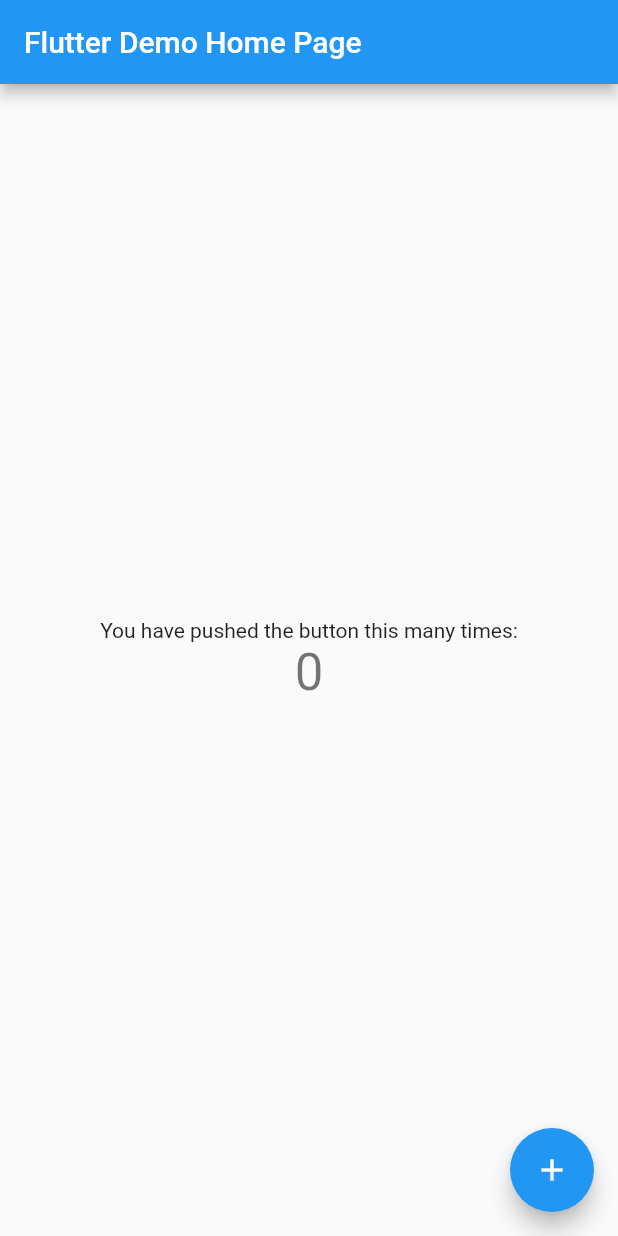
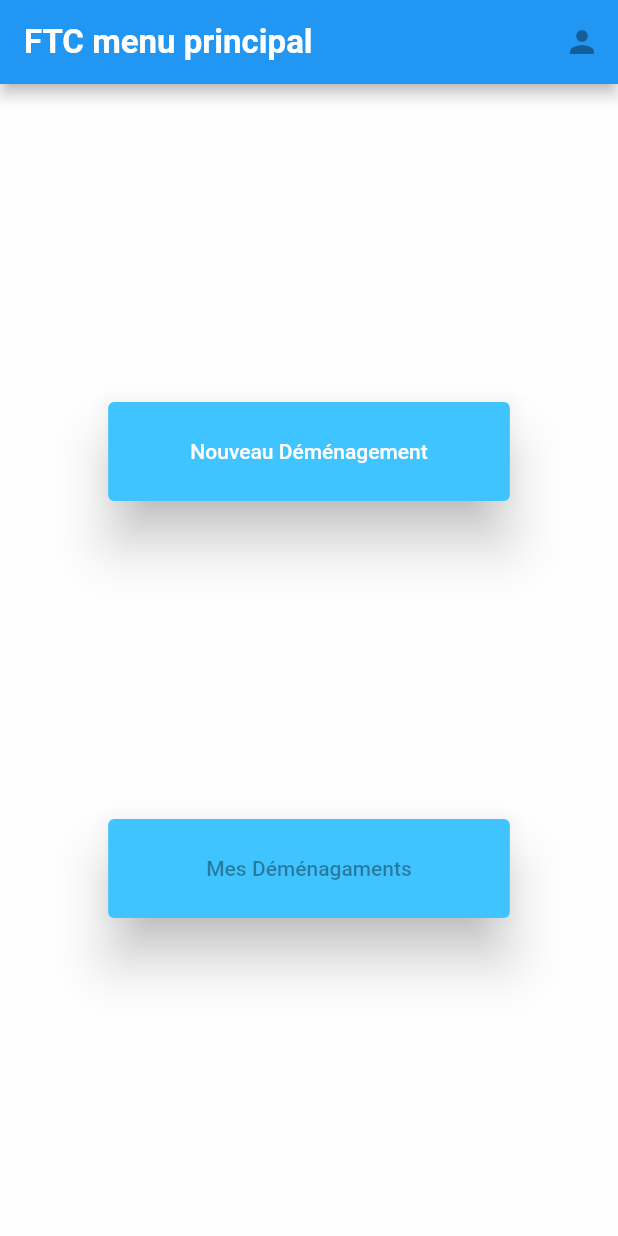
Before and after one commit to kemrode/ftc_flutter, a Flutter app: the screen it shows after launch, on a phone screen of 412 x 824 dp. Run offline on Flutter 3.47's test engine with Material 2 defaults, Android fonts, the phone set to English and light mode, and no system bars.

Commit message:
get project to github

```diff
--- /dev/null
+++ b/lib/Pages/mainMenu.dart
@@ -0,0 +1,209 @@
+import 'package:flutter/material.dart';
+import 'package:untitled/Pages/houseMoveMainView.dart';
+
+class MainMemu extends StatefulWidget {
+  const MainMemu({Key? key}) : super(key: key);
+
+  @override
+  _MainMemuState createState() => _MainMemuState();
+}
+
+class _MainMemuState extends State<MainMemu> {
+  // Properties
+  String houseMoveName = "";
+  String dateOfHouseMove = "";
+  Map<String, String> rooms = {
+    "cuisine":"CUI",
+    "chambre enfant":"CHE",
+    "chambre parents":"CHP",
+    "chambre ami":"CHA",
+    "salon":"SAL",
+    "bureau":"BUR",
+    "garage":"GAR",
+    "salle de bain":"SDB",
+  };
+  List<String> listOfKitchenItems = [
+    "casseroles","petits ustensiles","assiettes","verres","bols","couverts","plats","conserves",
+    "produit entretien"
+  ];
+  List<String> listOfKidsItem = [
+    "jouets","jeux","livres enfants","vêtements enfant","couverture","draps","alèze","affaires bébé",
+    "oreiller","couette"
+  ];
+  List<String> listOfParents = [
+    "drap","couverture","couette","oreillers","vêtements homme","vêtements femme","grande tenue",
+    "lampe de chevet"
+  ];
+  List<String> listOfFriendRoom = [
+    "drap","oreiller","couverture","lampe de chevet","matériel scrap"
+  ];
+  List<String> listOfMainRoom = [
+    "assiette","luminaire","livres","bd","manga","dvd","cd","jeux vidéos","couverts","verres"
+  ];
+  List<String> listOfDesk = [
+    "administratif","ordinateur","petit matériel de bureau","feuilles blanches","cahiers"
+  ];
+  List<String> listOfBathroom = [
+    "savons","shampooing","serviettes","gants de toilette","matériel salle de bain"
+  ];
+
+  @override
+  Widget build(BuildContext context) {
+    // Size
+    Size size = MediaQuery.of(context).size;
+
+    // Scaffold
+    return Scaffold(
+      appBar: AppBar(
+        title: const Text("FTC menu principal", textAlign: TextAlign.center, style: TextStyle(fontWeight: FontWeight.bold, color: Colors.white, fontSize: 22)),
+        backgroundColor: Colors.blue,
+        actions: const [
+          IconButton(
+              onPressed: null,
+              icon: Icon(Icons.person)
+          ),
+        ],
+      ),
+      body: Container(
+        color: Colors.white70,
+        alignment: Alignment.center,
+        child: Column(
+          mainAxisAlignment: MainAxisAlignment.spaceEvenly,
+          mainAxisSize: MainAxisSize.max,
+          children: [
+            SizedBox(
+              width: size.width * 0.65,
+              height: size.height * 0.08,
+              child: ElevatedButton(
+                onPressed: () {
+                  AlertDialog alert = NewHouseMove();
+                  showDialog(
+                      barrierDismissible: false,
+                      context: context,
+                      builder: (BuildContext ctx) {
+                        return alert;
+                      });
+                },
+                child: const Text("Nouveau Déménagement"),
+                style: ButtonStyle(
+                    elevation: MaterialStateProperty.all(15),
+                    backgroundColor: MaterialStateProperty.all(Colors.lightBlueAccent)
+                ),
+              ),
+            ),
+            SizedBox(
+              width: size.width * 0.65,
+              height: size.height * 0.08,
+              child: ElevatedButton(
+                onPressed: null,
+                child: const Text("Mes Déménagaments"),
+                style: ButtonStyle(
+                    elevation: MaterialStateProperty.all(15),
+                    backgroundColor: MaterialStateProperty.all(Colors.lightBlueAccent)
+                ),
+              ),
+            ),
+          ],
+        ),
+      ),
+    );
+  }
+
+  AlertDialog NewHouseMove() {
+    Size size = MediaQuery.of(context).size;
+    return AlertDialog(
+      title: const Text("Nouveau déménagement"),
+      content: Container(
+        width: size.width*0.65,
+        height: size.height*0.25,
+        child: Column(
+          mainAxisSize: MainAxisSize.max,
+          mainAxisAlignment: MainAxisAlignment.spaceEvenly,
+          children: [
+            Expanded(
+                child: Row(
+                  mainAxisSize: MainAxisSize.max,
+                  mainAxisAlignment: MainAxisAlignment.center,
+                  children: <Widget>[
+                    Expanded(child: Text("Veuillez renseigner les informations"))
+                  ],
+                )),
+            Expanded(
+                child: Row(
+                  mainAxisSize: MainAxisSize.max,
+                  mainAxisAlignment: MainAxisAlignment.center,
+                  children: <Widget>[
+                    Expanded(
+                      child: TextField(
+                        obscureText: false,
+                        decoration: InputDecoration(
+                            hintText: "Nom du déménagement",
+                            border: OutlineInputBorder(
+                              borderRadius: BorderRadius.circular(25),
+                            )
+                        ),
+                        keyboardType: TextInputType.name,
+                        onSubmitted: (newString) {
+                          setState(() {
+                            houseMoveName = newString;
+                          });
+                        },
+                      ),
+                    ),
+                  ],
+                )),
+            Expanded(
+                child: Row(
+                  mainAxisAlignment: MainAxisAlignment.center,
+                  mainAxisSize: MainAxisSize.max,
+                  children: <Widget>[
+                    Expanded(
+                        child: TextField(
+                          obscureText: false,
+                          decoration: InputDecoration(
+                              hintText: "Date du déménagement",
+                              border:  OutlineInputBorder(
+                                borderRadius: BorderRadius.circular(25),
+                              )
+                          ),
+                          keyboardType: TextInputType.datetime,
+                          onSubmitted: (newString) {
+                            setState(() {
+                              dateOfHouseMove = newString;
+                            });
+                          },
+                        )),
+                  ],
+                )),
+          ],
+        ),
+      ),
+      actions: [
+        Row(
+          mainAxisSize: MainAxisSize.max,
+          mainAxisAlignment: MainAxisAlignment.spaceBetween,
+          children: [
+            TextButton(
+                onPressed: () {
+                  final houseMoveMainView = HouseMoveMainView(houseMoveName: houseMoveName, houseMoveDate: dateOfHouseMove);
+                  Navigator.of(context).pop();
+                  Navigator.of(context).push(
+                      MaterialPageRoute(builder: (BuildContext ctx) {
+                        return houseMoveMainView;
+                      }));
+                },
+                child: const Text("Créer déménagement")),
+            TextButton(
+                onPressed: () {
+                  Navigator.of(context).pop();
+                },
+                child: const Text(
+                  "Annuler",
+                  style: TextStyle(color: Colors.red),)),
+          ],
+        ),
+      ],
+    );
+  }
+
+}
--- a/lib/main.dart
+++ b/lib/main.dart
@@ -1,4 +1,5 @@
 import 'package:flutter/material.dart';
+import 'package:untitled/Pages/mainMenu.dart';
 
 void main() {
   runApp(const MyApp());
@@ -11,105 +12,12 @@ class MyApp extends StatelessWidget {
   @override
   Widget build(BuildContext context) {
     return MaterialApp(
-      title: 'Flutter Demo',
+      debugShowCheckedModeBanner: false,
+      title: "Fais Ton Carton, l'App",
       theme: ThemeData(
-        // This is the theme of your application.
-        //
-        // Try running your application with "flutter run". You'll see the
-        // application has a blue toolbar. Then, without quitting the app, try
-        // changing the primarySwatch below to Colors.green and then invoke
-        // "hot reload" (press "r" in the console where you ran "flutter run",
-        // or simply save your changes to "hot reload" in a Flutter IDE).
-        // Notice that the counter didn't reset back to zero; the application
-        // is not restarted.
         primarySwatch: Colors.blue,
       ),
-      home: const MyHomePage(title: 'Flutter Demo Home Page'),
+      home: MainMemu(),
     );
   }
 }
-
-class MyHomePage extends StatefulWidget {
-  const MyHomePage({Key? key, required this.title}) : super(key: key);
-
-  // This widget is the home page of your application. It is stateful, meaning
-  // that it has a State object (defined below) that contains fields that affect
-  // how it looks.
-
-  // This class is the configuration for the state. It holds the values (in this
-  // case the title) provided by the parent (in this case the App widget) and
-  // used by the build method of the State. Fields in a Widget subclass are
-  // always marked "final".
-
-  final String title;
-
-  @override
-  State<MyHomePage> createState() => _MyHomePageState();
-}
-
-class _MyHomePageState extends State<MyHomePage> {
-  int _counter = 0;
-
-  void _incrementCounter() {
-    setState(() {
-      // This call to setState tells the Flutter framework that something has
-      // changed in this State, which causes it to rerun the build method below
-      // so that the display can reflect the updated values. If we changed
-      // _counter without calling setState(), then the build method would not be
-      // called again, and so nothing would appear to happen.
-      _counter++;
-    });
-  }
-
-  @override
-  Widget build(BuildContext context) {
-    // This method is rerun every time setState is called, for instance as done
-    // by the _incrementCounter method above.
-    //
-    // The Flutter framework has been optimized to make rerunning build methods
-    // fast, so that you can just rebuild anything that needs updating rather
-    // than having to individually change instances of widgets.
-    return Scaffold(
-      appBar: AppBar(
-        // Here we take the value from the MyHomePage object that was created by
-        // the App.build method, and use it to set our appbar title.
-        title: Text(widget.title),
-      ),
-      body: Center(
-        // Center is a layout widget. It takes a single child and positions it
-        // in the middle of the parent.
-        child: Column(
-          // Column is also a layout widget. It takes a list of children and
-          // arranges them vertically. By default, it sizes itself to fit its
-          // children horizontally, and tries to be as tall as its parent.
-          //
-          // Invoke "debug painting" (press "p" in the console, choose the
-          // "Toggle Debug Paint" action from the Flutter Inspector in Android
-          // Studio, or the "Toggle Debug Paint" command in Visual Studio Code)
-          // to see the wireframe for each widget.
-          //
-          // Column has various properties to control how it sizes itself and
-          // how it positions its children. Here we use mainAxisAlignment to
-          // center the children vertically; the main axis here is the vertical
-          // axis because Columns are vertical (the cross axis would be
-          // horizontal).
-          mainAxisAlignment: MainAxisAlignment.center,
-          children: <Widget>[
-            const Text(
-              'You have pushed the button this many times:',
-            ),
-            Text(
-              '$_counter',
-              style: Theme.of(context).textTheme.headline4,
-            ),
-          ],
-        ),
-      ),
-      floatingActionButton: FloatingActionButton(
-        onPressed: _incrementCounter,
-        tooltip: 'Increment',
-        child: const Icon(Icons.add),
-      ), // This trailing comma makes auto-formatting nicer for build methods.
-    );
-  }
-}
```
Also changed, not shown: lib/Pages/houseMoveMainView.dart (added, +141 -0 lines).
